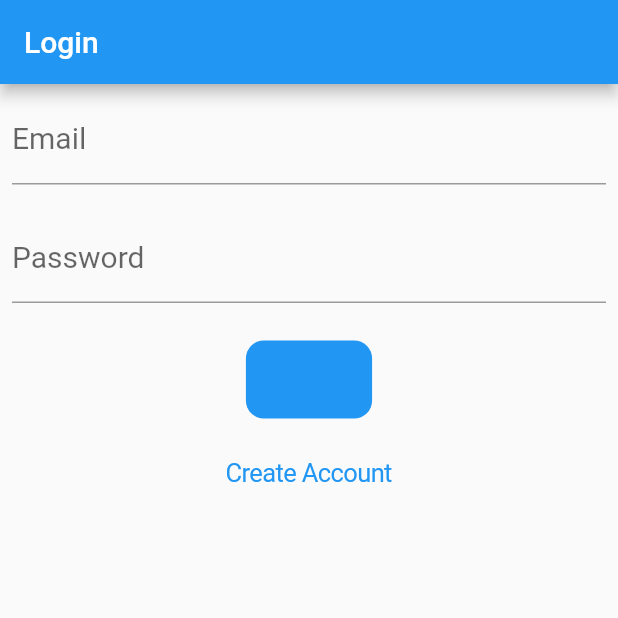
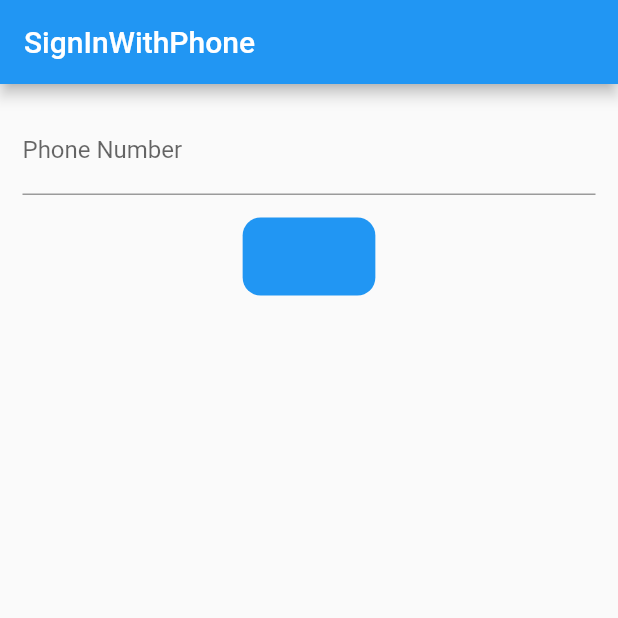
Before and after one commit to ShubhamSharma17/flutter-firebase-authen, a Flutter app: the screen it shows after launch, on a phone screen of 412 x 824 dp, the top half of it. Run offline on Flutter 3.47's test engine with Material 2 defaults, Android fonts, the light colour scheme and no system bars; our stand-ins replace firebase_auth, firebase_core; accounts and stored records are empty.

Commit message:
Add Sign In With Phone Number

```diff
--- a/lib/main.dart
+++ b/lib/main.dart
@@ -2,8 +2,9 @@
 
 import 'package:firebase_auth/firebase_auth.dart';
 import 'package:firebase_core/firebase_core.dart';
-import 'package:fluter_firebase_authentication/screens/email_auth/login.dart';
+
 import 'package:fluter_firebase_authentication/screens/home.dart';
+import 'package:fluter_firebase_authentication/screens/phone_auth/signin.dart';
 import 'package:flutter/material.dart';
 
 void main() async {
@@ -19,8 +20,9 @@ class MyApp extends StatelessWidget {
   Widget build(BuildContext context) {
     return MaterialApp(
       debugShowCheckedModeBanner: false,
-      home:
-          (FirebaseAuth.instance.currentUser != null) ? Home() : LoginScreen(),
+      home: (FirebaseAuth.instance.currentUser != null)
+          ? Home()
+          : SignInWithPhone(),
     );
   }
 }
--- a/lib/screens/email_auth/login.dart
+++ b/lib/screens/email_auth/login.dart
@@ -30,7 +30,7 @@ class _LoginScreenState extends State<LoginScreen> {
         UserCredential userCredential = await FirebaseAuth.instance
             .signInWithEmailAndPassword(email: email, password: password);
         log('Log In!');
-        if (userCredential != null) {
+        if (userCredential.user != null) {
           Navigator.popUntil(context, (route) => route.isFirst);
           Navigator.pushReplacement(
               context, CupertinoPageRoute(builder: ((context) => Home())));
--- a/lib/screens/email_auth/signup.dart
+++ b/lib/screens/email_auth/signup.dart
@@ -34,7 +34,7 @@ class _SignUpState extends State<SignUp> {
         UserCredential userCredential = await FirebaseAuth.instance
             .createUserWithEmailAndPassword(email: email, password: password);
         log('User created!');
-        if (userCredential != null) {
+        if (userCredential.user != null) {
           Navigator.pop(context);
         }
       } on FirebaseAuthException catch (e) {
--- a/lib/screens/home.dart
+++ b/lib/screens/home.dart
@@ -4,6 +4,7 @@ import 'dart:developer';
 
 import 'package:firebase_auth/firebase_auth.dart';
 import 'package:fluter_firebase_authentication/screens/email_auth/login.dart';
+import 'package:fluter_firebase_authentication/screens/phone_auth/signin.dart';
 import 'package:flutter/cupertino.dart';
 import 'package:flutter/material.dart';
 
@@ -20,7 +21,7 @@ class _HomeState extends State<Home> {
     log('Log Out');
     Navigator.popUntil(context, (route) => route.isFirst);
     Navigator.pushReplacement(
-        context, CupertinoPageRoute(builder: ((context) => LoginScreen())));
+        context, CupertinoPageRoute(builder: ((context) => SignInWithPhone())));
   }
 
   @override
@@ -31,6 +32,7 @@ class _HomeState extends State<Home> {
       ),
       body: Center(
           child: CupertinoButton(
+        color: Colors.blueAccent,
         child: Text('Log Out'),
         onPressed: () {
           logOut();
--- /dev/null
+++ b/lib/screens/phone_auth/signin.dart
@@ -0,0 +1,69 @@
+// ignore_for_file: prefer_const_constructors, prefer_const_literals_to_create_immutables, non_constant_identifier_names, avoid_types_as_parameter_names
+
+import 'dart:developer';
+import 'package:firebase_auth/firebase_auth.dart';
+import 'package:fluter_firebase_authentication/screens/phone_auth/verification_otp.dart';
+import 'package:flutter/cupertino.dart';
+import 'package:flutter/material.dart';
+
+class SignInWithPhone extends StatefulWidget {
+  const SignInWithPhone({Key? key}) : super(key: key);
+
+  @override
+  State<SignInWithPhone> createState() => _SignInWithPhoneState();
+}
+
+class _SignInWithPhoneState extends State<SignInWithPhone> {
+  TextEditingController phoneController = TextEditingController();
+
+  //fuction for OTP via phone numebr
+  void sendOTP() async {
+    String phone = '+91' + phoneController.text.trim();
+    await FirebaseAuth.instance.verifyPhoneNumber(
+        phoneNumber: phone,
+        codeSent: (verificationId, resendCode) {
+          Navigator.push(
+              context,
+              CupertinoPageRoute(
+                builder: (context) => VerificationOTP(
+                  verificationID: verificationId,
+                ),
+              ));
+        },
+        verificationCompleted: (Credential) {},
+        verificationFailed: (e) {
+          log(e.code.toString());
+        },
+        codeAutoRetrievalTimeout: (VerificationID) {},
+        timeout: Duration(seconds: 30));
+  }
+
+  @override
+  Widget build(BuildContext context) {
+    return Scaffold(
+        appBar: AppBar(title: Text('SignInWithPhone')),
+        body: Padding(
+          padding: const EdgeInsets.all(15),
+          child: Column(
+            children: [
+              TextField(
+                controller: phoneController,
+                decoration: InputDecoration(
+                  labelText: "Phone Number",
+                ),
+              ),
+              SizedBox(
+                height: 15,
+              ),
+              CupertinoButton(
+                child: Text('Sign In'),
+                onPressed: () {
+                  sendOTP();
+                },
+                color: Colors.blue,
+              )
+            ],
+          ),
+        ));
+  }
+}
```
Also changed, not shown: lib/screens/phone_auth/verification_otp.dart (added, +67 -0 lines), 8 other files.
